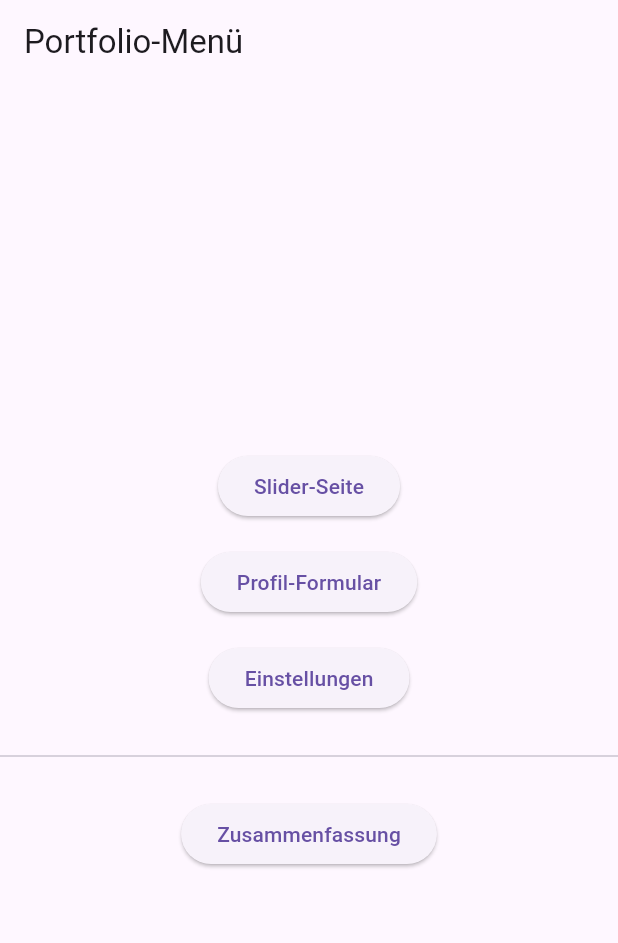
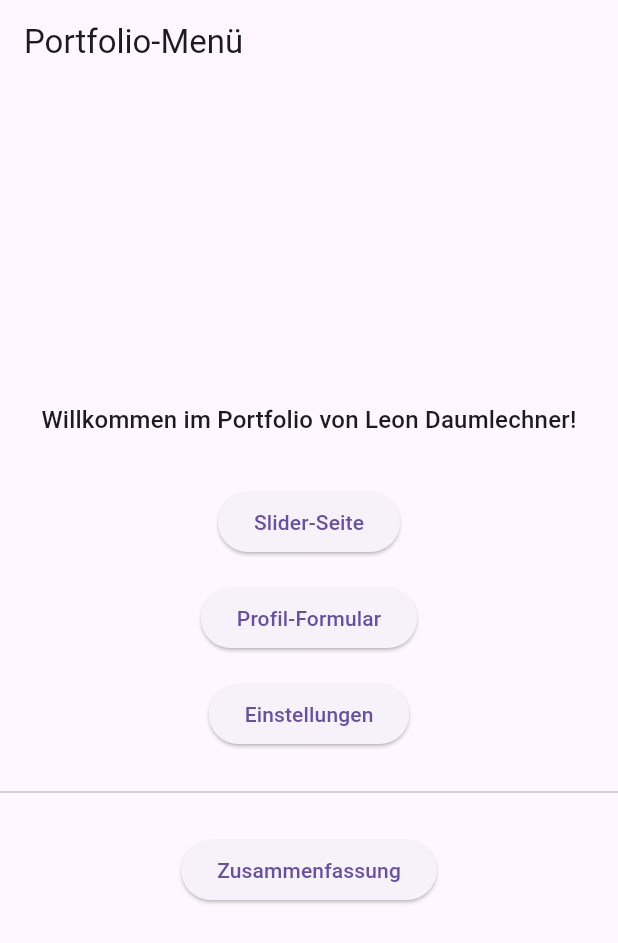
Before and after one commit to DerDaumen1/portfolio_5441141, a Flutter app: the screen it shows after launch, on a phone screen of 412 x 824 dp. Shown: the top 943 px of the screen. Run offline on Flutter 3.47's test engine with Material 3 defaults, Android fonts, the phone set to English and light mode, and no system bars.

Commit message:
Willkommen im Portfolio

```diff
--- a/lib/pages/home_menu.dart
+++ b/lib/pages/home_menu.dart
@@ -8,7 +8,12 @@ import 'summary_page.dart';
 class HomeMenu extends StatelessWidget {
   final AppData appData;
   final void Function(bool) onThemeChange;
-  const HomeMenu({super.key, required this.appData, required this.onThemeChange});
+
+  const HomeMenu({
+    super.key,
+    required this.appData,
+    required this.onThemeChange,
+  });
 
   @override
   Widget build(BuildContext context) {
@@ -18,6 +23,17 @@ class HomeMenu extends StatelessWidget {
         child: Column(
           mainAxisSize: MainAxisSize.min,
           children: [
+            // Begrüßungstext
+            Padding(
+              padding: const EdgeInsets.only(bottom: 24),
+              child: Text(
+                'Willkommen im Portfolio von Leon Daumlechner!',
+                style: Theme.of(context).textTheme.titleMedium,
+                textAlign: TextAlign.center,
+              ),
+            ),
+
+            // ► Menü‑Buttons
             _menuButton(
               context,
               title: 'Slider‑Seite',
@@ -61,8 +77,11 @@ class HomeMenu extends StatelessWidget {
     );
   }
 
-  Widget _menuButton(BuildContext ctx,
-      {required String title, required WidgetBuilder builder}) {
+  Widget _menuButton(
+    BuildContext ctx, {
+    required String title,
+    required WidgetBuilder builder,
+  }) {
     return Padding(
       padding: const EdgeInsets.symmetric(vertical: 8),
       child: ElevatedButton(
```
